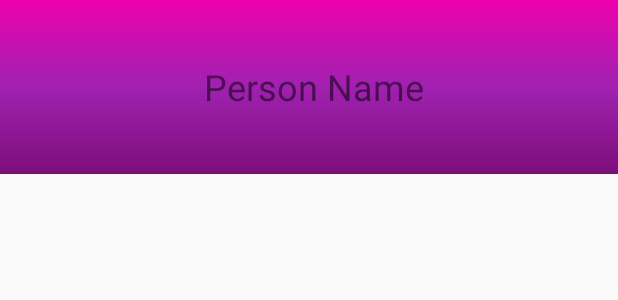
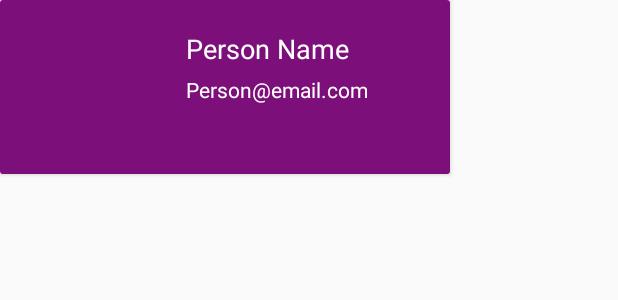
Before and after one commit to kuldeeps48/FolloMe, an Android app: the layout item_people.xml on its own in the app's theme, with its tools: preview values and no code run, on a phone screen of 412 x 824 dp. Shown: the top 300 px of the screen. Run offline under Robolectric (Android 15) with nearby library versions, the phone set to English and light mode, and no system bars.

Commit message:
People fragment fixes

```diff
--- a/app/build.gradle
+++ b/app/build.gradle
@@ -19,7 +19,7 @@ android {
 }
 
 dependencies {
-    implementation fileTree(dir: 'libs', include: ['*.jar'])
+    implementation fileTree(include: ['*.jar'], dir: 'libs')
     implementation 'com.android.support:appcompat-v7:27.0.2'
     implementation 'com.android.support.constraint:constraint-layout:1.0.2'
     implementation 'com.android.support:support-v4:27.0.2'
@@ -27,7 +27,6 @@ dependencies {
     testImplementation 'junit:junit:4.12'
     androidTestImplementation 'com.android.support.test:runner:1.0.1'
     androidTestImplementation 'com.android.support.test.espresso:espresso-core:3.0.1'
-
     implementation 'com.google.code.gson:gson:2.8.0'
     implementation 'com.squareup.retrofit2:retrofit:2.3.0'
     implementation 'com.squareup.retrofit2:converter-gson:2.0.2'
@@ -37,10 +36,10 @@ dependencies {
     implementation 'com.google.android.gms:play-services:11.6.2'
     compile 'com.google.android.gms:play-services-auth:11.6.2'
     implementation 'com.google.maps.android:android-maps-utils:0.5+'
-
     implementation 'com.android.support:design:27.0.2'
     compile 'com.google.firebase:firebase-auth:11.6.2'
     compile 'com.google.firebase:firebase-database:11.6.2'
     compile 'com.google.firebase:firebase-storage:11.6.2'
+    implementation 'com.android.support:cardview-v7:27.0.2'
 }
 apply plugin: 'com.google.gms.google-services'
--- a/app/src/main/java/com/theeralabs/follome/adapter/PeopleAdapter.java
+++ b/app/src/main/java/com/theeralabs/follome/adapter/PeopleAdapter.java
@@ -37,8 +37,10 @@ public class PeopleAdapter extends RecyclerView.Adapter<PeopleAdapter.ViewHolder
     @Override
     public void onBindViewHolder(PeopleAdapter.ViewHolder holder, int position) {
         holder.txtName.setText(mResults.get(position).getName());
+        holder.txtEmail.setText(mResults.get(position).getEmail());
         Glide.with(mContext)
                 .load(mResults.get(position).getPhotoUri())
+                .thumbnail(0.4f)
                 .into(holder.img_photo);
     }
 
@@ -48,12 +50,13 @@ public class PeopleAdapter extends RecyclerView.Adapter<PeopleAdapter.ViewHolder
     }
 
     class ViewHolder extends RecyclerView.ViewHolder {
-        TextView txtName;
+        TextView txtName, txtEmail;
         ImageView img_photo;
 
         public ViewHolder(View itemView) {
             super(itemView);
             txtName = itemView.findViewById(R.id.txt_name);
+            txtEmail = itemView.findViewById(R.id.txt_email);
             img_photo = itemView.findViewById(R.id.img_photo);
         }
     }
--- a/app/src/main/res/layout/item_people.xml
+++ b/app/src/main/res/layout/item_people.xml
@@ -1,22 +1,42 @@
 <?xml version="1.0" encoding="utf-8"?>
-<RelativeLayout xmlns:android="http://schemas.android.com/apk/res/android"
+<android.support.v7.widget.CardView xmlns:android="http://schemas.android.com/apk/res/android"
+    android:layout_width="300dp"
+    android:layout_height="wrap_content"
+    android:layout_marginBottom="8dp">
+
+    <RelativeLayout
         android:layout_width="match_parent"
-    android:background="@drawable/gradient_background"
-    android:layout_height="wrap_content">
+        android:layout_height="wrap_content"
+        android:background="@color/startColor">
 
         <ImageView
             android:id="@+id/img_photo"
-        android:layout_margin="8dp"
             android:layout_width="100dp"
-        android:layout_height="100dp" />
+            android:layout_height="100dp"
+            android:layout_margin="8dp" />
 
         <TextView
             android:id="@+id/txt_name"
             android:layout_width="match_parent"
             android:layout_height="wrap_content"
-        android:layout_centerVertical="true"
-        android:layout_marginStart="20dp"
+            android:layout_marginEnd="8dp"
+            android:layout_marginStart="8dp"
+            android:layout_marginTop="20dp"
             android:layout_toEndOf="@id/img_photo"
             android:text="Person Name"
-        android:textSize="24sp" />
+            android:textColor="@color/cardview_light_background"
+            android:textSize="18sp" />
+
+        <TextView
+            android:id="@+id/txt_email"
+            android:layout_marginEnd="8dp"
+            android:layout_marginTop="5dp"
+            android:textColor="@color/cardview_light_background"
+            android:layout_width="match_parent"
+            android:layout_height="wrap_content"
+            android:layout_alignStart="@+id/txt_name"
+            android:layout_below="@+id/txt_name"
+            android:text="Person@email.com" />
     </RelativeLayout>
+
+</android.support.v7.widget.CardView>
--- a/app/src/main/res/values/colors.xml
+++ b/app/src/main/res/values/colors.xml
@@ -3,4 +3,6 @@
     <color name="colorPrimary">#3f51b5</color>
     <color name="colorPrimaryDark">#ec01ad</color>
     <color name="colorAccent">#FF4081</color>
+
+    <color name="startColor">#7c0f79</color>
 </resources>
```
Also changed, not shown: app/src/main/java/com/theeralabs/follome/util/ItemClickListener.java (added, +47 -0 lines), app/src/main/java/com/theeralabs/follome/view/map/MapActivity.java (+12 -3 lines), app/src/main/java/com/theeralabs/follome/view/peopleList/PeopleListFragment.java (+46 -1 lines), app/src/main/res/layout/fragment_people_list.xml (+9 -4 lines). Lines whose indentation alone changed are shown as unchanged.
